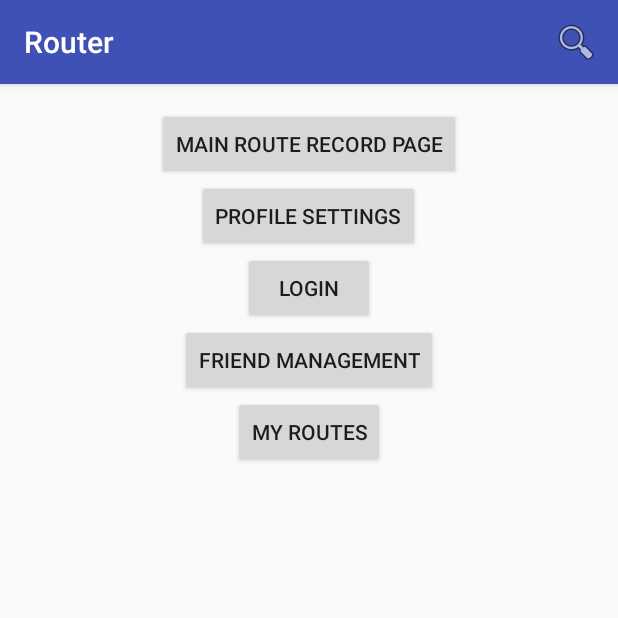
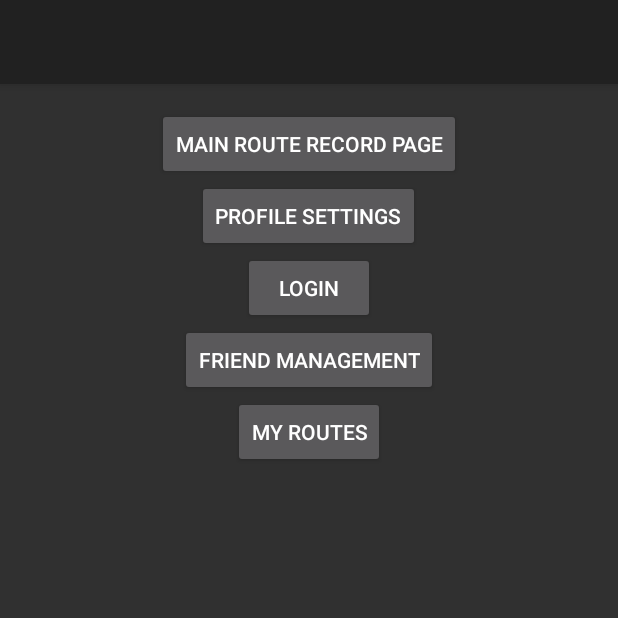
Before and after one commit to pierater/CST495FinalProject-Backend, an Android app: the screen it shows after launch (DebugPage), on a phone screen of 412 x 824 dp, the top half of it. Run offline under Robolectric (Android 15) with nearby library versions, the phone set to English and light mode, and no system bars.

Commit message:
removing the menu bar on android app
Summary: I removed the menu bar from the app because its ugly

Test Plan: no testing

Reviewers: malmaraz, expertReptile, laurachavez1

Subscribers:

```diff
--- a/android/Router/app/src/main/AndroidManifest.xml
+++ b/android/Router/app/src/main/AndroidManifest.xml
@@ -14,11 +14,10 @@
         android:icon="@mipmap/ic_launcher"
         android:label="@string/app_name"
         android:supportsRtl="true"
-        android:theme="@style/Theme.AppCompat.NoActionBar">
+        android:theme="@style/Theme.Design.NoActionBar">
         <activity
             android:name=".DebugPage"
-            android:label="@string/app_name"
-            android:theme="@style/AppTheme.NoActionBar">
+            android:label="@string/app_name">
             <meta-data
                 android:name="android.app.searchable"
                 android:resource="@xml/searchable" />
--- a/android/Router/app/src/main/java/edu/csumb/cst438/router/DebugPage.java
+++ b/android/Router/app/src/main/java/edu/csumb/cst438/router/DebugPage.java
@@ -5,10 +5,7 @@ import android.content.Context;
 import android.content.Intent;
 import android.os.Bundle;
 import android.support.v7.app.AppCompatActivity;
-import android.support.v7.widget.Toolbar;
 import android.view.View;
-import android.view.Menu;
-import android.view.MenuItem;
 import android.widget.SearchView;
 
 public class DebugPage extends AppCompatActivity {
@@ -17,8 +14,6 @@ public class DebugPage extends AppCompatActivity {
     protected void onCreate(Bundle savedInstanceState) {
         super.onCreate(savedInstanceState);
         setContentView(R.layout.activity_debug_page);
-        Toolbar toolbar = (Toolbar) findViewById(R.id.toolbar);
-        setSupportActionBar(toolbar);
     }
 
     public void openRecordActivity(View view) {
@@ -45,11 +40,4 @@ public class DebugPage extends AppCompatActivity {
         Intent intent = new Intent(this, Login.class);
         startActivity(intent);
     }
-
-    @Override
-    public boolean onCreateOptionsMenu(Menu menu) {
-        // Inflate the menu; this adds items to the action bar if it is present.
-        getMenuInflater().inflate(R.menu.menu_debug_page, menu);
-        return true;
-    }
 }
```
